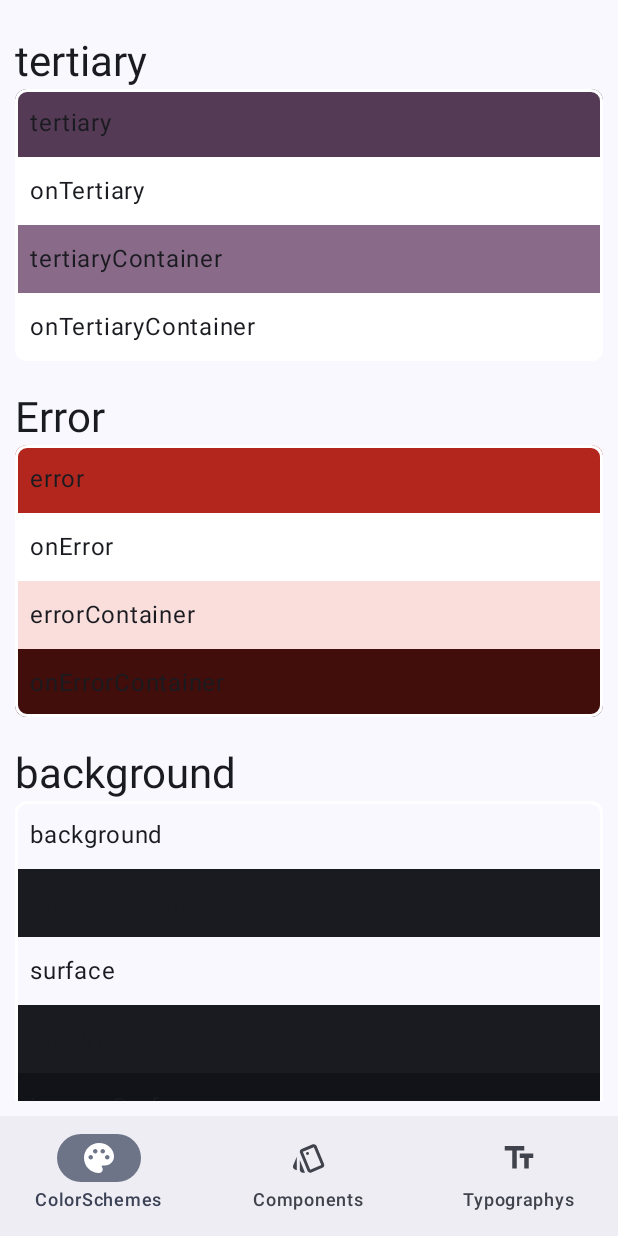
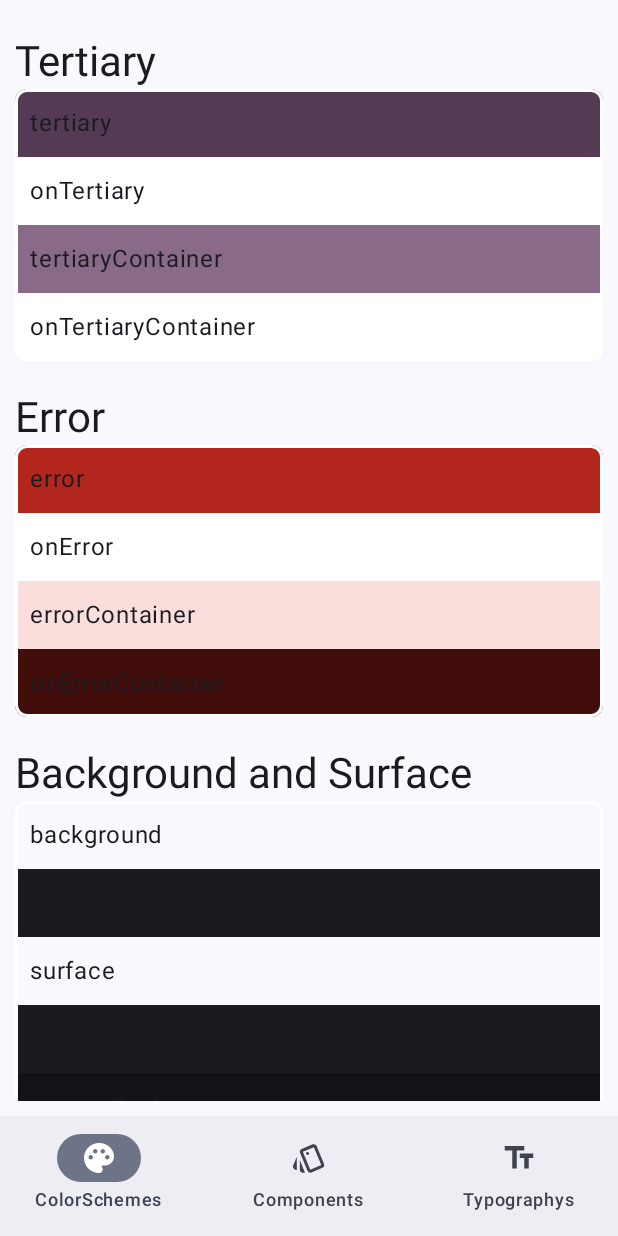
Before and after one commit to DeFerence3/ComposeMaterial3, an Android app built with Jetpack Compose: the screen it shows after launch (MainActivity), scrolled down 506 dp, on a phone screen of 412 x 824 dp. Run offline under Robolectric (Android 15) with nearby library versions, the phone set to English and light mode, and no system bars.

```diff
--- a/app/src/main/java/com/proj/composematerial3/ColorSchemesItems.kt
+++ b/app/src/main/java/com/proj/composematerial3/ColorSchemesItems.kt
@@ -10,7 +10,7 @@ data class ColorSchemes(val name: String, val color: Color)
 @Composable
 fun getColorSchemes(): List<ColorSchemesItems> {
     return listOf(
-        ColorSchemesItems("primary",
+        ColorSchemesItems("Primary",
             listOf(
                 ColorSchemes("primary",MaterialTheme.colorScheme.primary),
                 ColorSchemes("onPrimary",MaterialTheme.colorScheme.onPrimary),
@@ -19,7 +19,7 @@ fun getColorSchemes(): List<ColorSchemesItems> {
                 ColorSchemes("primaryContainer",MaterialTheme.colorScheme.primaryContainer),
             )
         ),
-        ColorSchemesItems("secondary",
+        ColorSchemesItems("Secondary",
             listOf(
                 ColorSchemes("secondary",MaterialTheme.colorScheme.secondary),
                 ColorSchemes("onSecondary",MaterialTheme.colorScheme.onSecondary),
@@ -27,7 +27,7 @@ fun getColorSchemes(): List<ColorSchemesItems> {
                 ColorSchemes("onSecondaryContainer",MaterialTheme.colorScheme.onSecondaryContainer),
             )
         ),
-        ColorSchemesItems("tertiary",
+        ColorSchemesItems("Tertiary",
             listOf(
                 ColorSchemes("tertiary",MaterialTheme.colorScheme.tertiary),
                 ColorSchemes("onTertiary",MaterialTheme.colorScheme.onTertiary),
@@ -43,7 +43,7 @@ fun getColorSchemes(): List<ColorSchemesItems> {
                 ColorSchemes("onErrorContainer",MaterialTheme.colorScheme.onErrorContainer),
             )
         ),
-        ColorSchemesItems("background",
+        ColorSchemesItems("Background and Surface",
             listOf(
                 ColorSchemes("background",MaterialTheme.colorScheme.background),
                 ColorSchemes("onBackground",MaterialTheme.colorScheme.onBackground),
--- a/app/src/main/java/com/proj/composematerial3/MainActivity.kt
+++ b/app/src/main/java/com/proj/composematerial3/MainActivity.kt
@@ -7,8 +7,6 @@ import androidx.compose.foundation.layout.fillMaxSize
 import androidx.compose.material3.MaterialTheme
 import androidx.compose.material3.Surface
 import androidx.compose.ui.Modifier
-import androidx.navigation.compose.rememberNavController
-import com.proj.composematerial3.navigationpages.Typographys
 import com.proj.composematerial3.ui.theme.ComposeMaterial3Theme
 
 class MainActivity : ComponentActivity() {
--- a/app/src/main/java/com/proj/composematerial3/MainScreen.kt
+++ b/app/src/main/java/com/proj/composematerial3/MainScreen.kt
@@ -21,9 +21,9 @@ import androidx.navigation.compose.NavHost
 import androidx.navigation.compose.composable
 import androidx.navigation.compose.currentBackStackEntryAsState
 import androidx.navigation.compose.rememberNavController
-import com.proj.composematerial3.navigationpages.ColorSchemes
-import com.proj.composematerial3.navigationpages.Components
-import com.proj.composematerial3.navigationpages.Typographys
+import com.proj.composematerial3.pages.ColorSchemes
+import com.proj.composematerial3.pages.Components
+import com.proj.composematerial3.pages.Typographys
 
 @OptIn(ExperimentalMaterial3Api::class)
 @Composable
--- a/app/src/main/java/com/proj/composematerial3/navigationpages/ColorSchemes.kt
+++ b/app/src/main/java/com/proj/composematerial3/pages/ColorSchemes.kt
@@ -1,4 +1,4 @@
-package com.proj.composematerial3.navigationpages
+package com.proj.composematerial3.pages
 
 import androidx.compose.foundation.background
 import androidx.compose.foundation.border
--- a/app/src/main/java/com/proj/composematerial3/navigationpages/Typography.kt
+++ b/app/src/main/java/com/proj/composematerial3/pages/Typography.kt
@@ -1,4 +1,4 @@
-package com.proj.composematerial3.navigationpages
+package com.proj.composematerial3.pages
 
 import androidx.compose.foundation.layout.Column
 import androidx.compose.foundation.layout.Spacer
```
Also changed, not shown: app/src/main/java/com/proj/composematerial3/pages/Components.kt (renamed from app/src/main/java/com/proj/composematerial3/navigationpages/Components.kt, +4 -5 lines).
